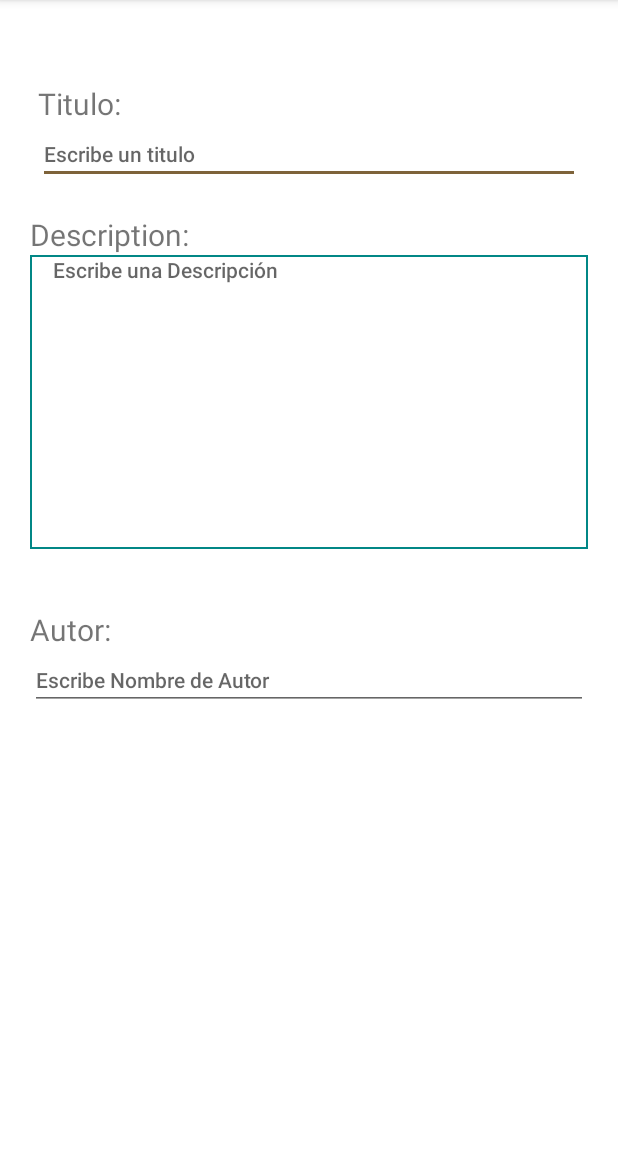
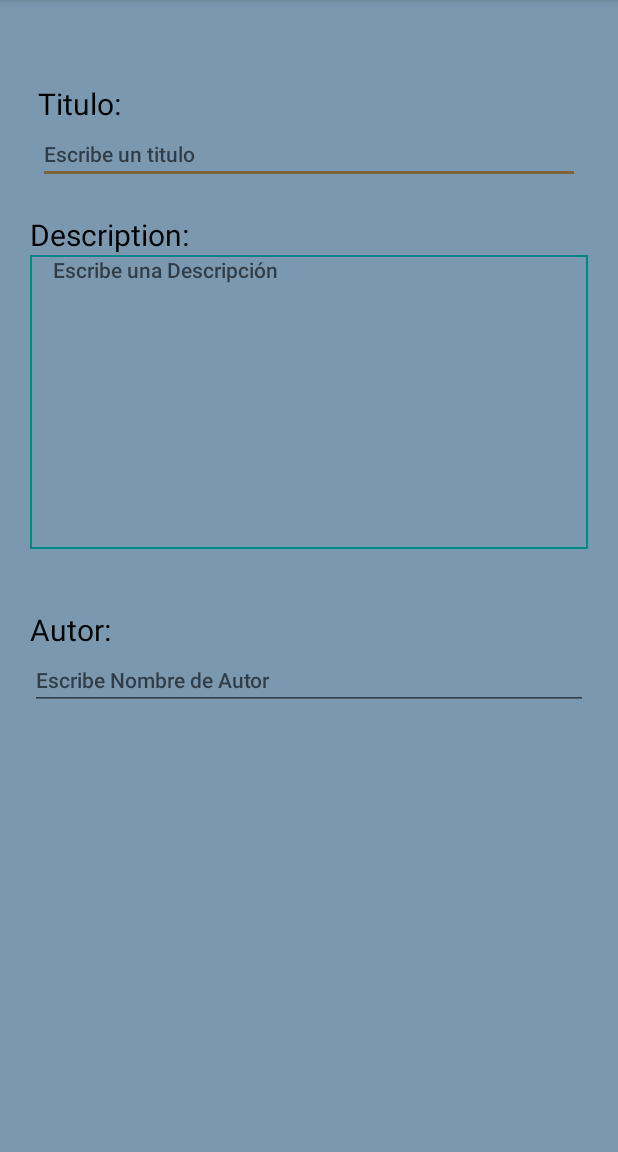
Before and after one commit to CarlosUD/ExamenII, an Android app: the MainActivity screen opened directly, with no data from a screen before it, on a phone screen of 412 x 824 dp, the part 84-1236 px from its top. Run offline under Robolectric (Android 15) with nearby library versions, the phone set to English and light mode, and no system bars.

Commit message:
MorenaServellon20

```diff
--- a/app/build.gradle
+++ b/app/build.gradle
@@ -14,6 +14,7 @@ android {
 
         testInstrumentationRunner "androidx.test.runner.AndroidJUnitRunner"
         minSdkVersion 27
+        targetSdkVersion 26
     }
 
     buildTypes {
@@ -29,7 +30,7 @@ android {
     buildFeatures {
         viewBinding true
     }
-    buildToolsVersion '30.0.2'
+    buildToolsVersion '30.0.3'
     compileSdkVersion 30
 }
 
--- a/app/src/main/res/layout/activity_main.xml
+++ b/app/src/main/res/layout/activity_main.xml
@@ -6,6 +6,7 @@
     android:layout_width="match_parent"
     android:layout_height="match_parent"
     android:orientation="vertical"
+    android:background="#7A98AF"
     tools:context=".MainActivity">
     <ScrollView
         android:layout_width="match_parent"
@@ -27,7 +28,8 @@
             android:layout_width="wrap_content"
             android:layout_height="wrap_content"
             android:text="Titulo:"
-            android:textSize="20dp" />
+            android:textSize="20dp"
+            android:textColor="@color/black"/>
 
         <EditText
             android:id="@+id/txtTitle"
@@ -51,7 +53,8 @@
             android:layout_width="wrap_content"
             android:layout_height="wrap_content"
             android:text="Description:"
-            android:textSize="20dp">
+            android:textSize="20dp"
+            android:textColor="@color/black">
 
         </TextView>
 
@@ -79,7 +82,8 @@
             android:layout_width="wrap_content"
             android:layout_height="wrap_content"
             android:text="Autor:"
-            android:textSize="20dp"/>
+            android:textSize="20dp"
+            android:textColor="@color/black"/>
         <EditText
             android:id="@+id/txtAutor"
             android:layout_width="match_parent"
--- a/app/src/main/res/layout/activity_register_notes.xml
+++ b/app/src/main/res/layout/activity_register_notes.xml
@@ -5,6 +5,7 @@
     xmlns:tools="http://schemas.android.com/tools"
     android:layout_width="match_parent"
     android:orientation="vertical"
+    android:background="#7A98AF"
     tools:context=".registerNotes"
         android:layout_height="match_parent">
     <TextView
@@ -12,6 +13,7 @@
         android:layout_height="wrap_content"
         android:layout_gravity="center"
         android:textSize="26dp"
+        android:textColor="@color/black"
         android:text="Listado de Registro"/>
             <ListView
                 android:id="@+id/notesList"
```
Also changed, not shown: app/src/main/res/layout/activity_update.xml (+7 -3 lines).
